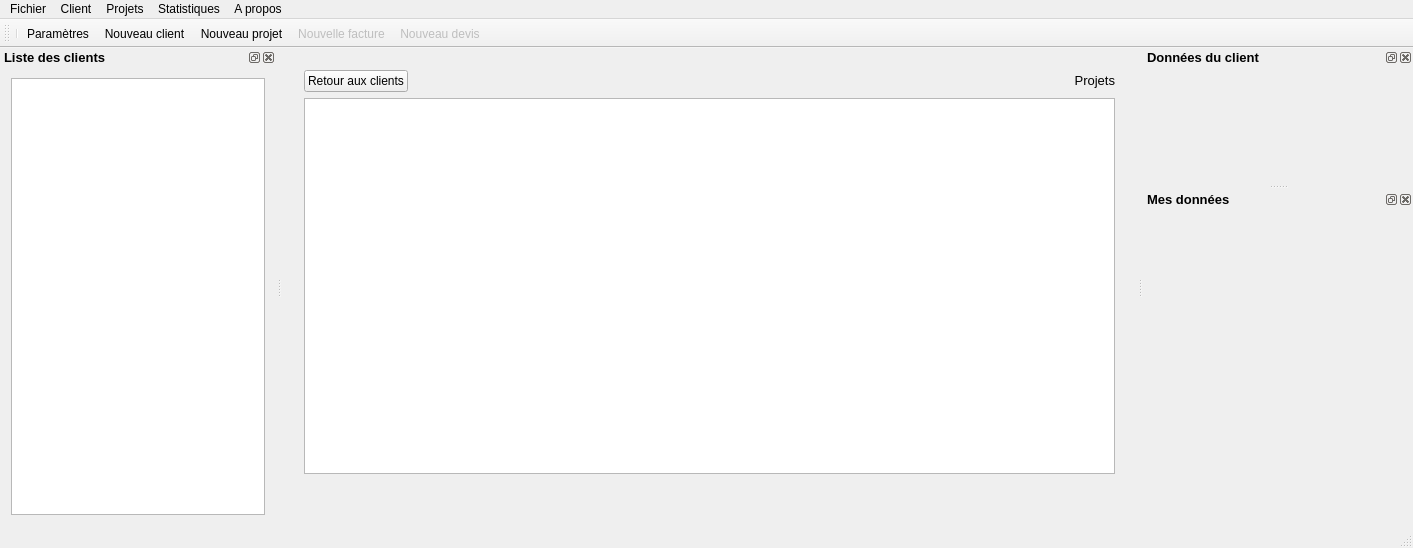
FACT-Team/FactDev, file src/gui/mainwindow/mainwindow.ui: the form before one commit.
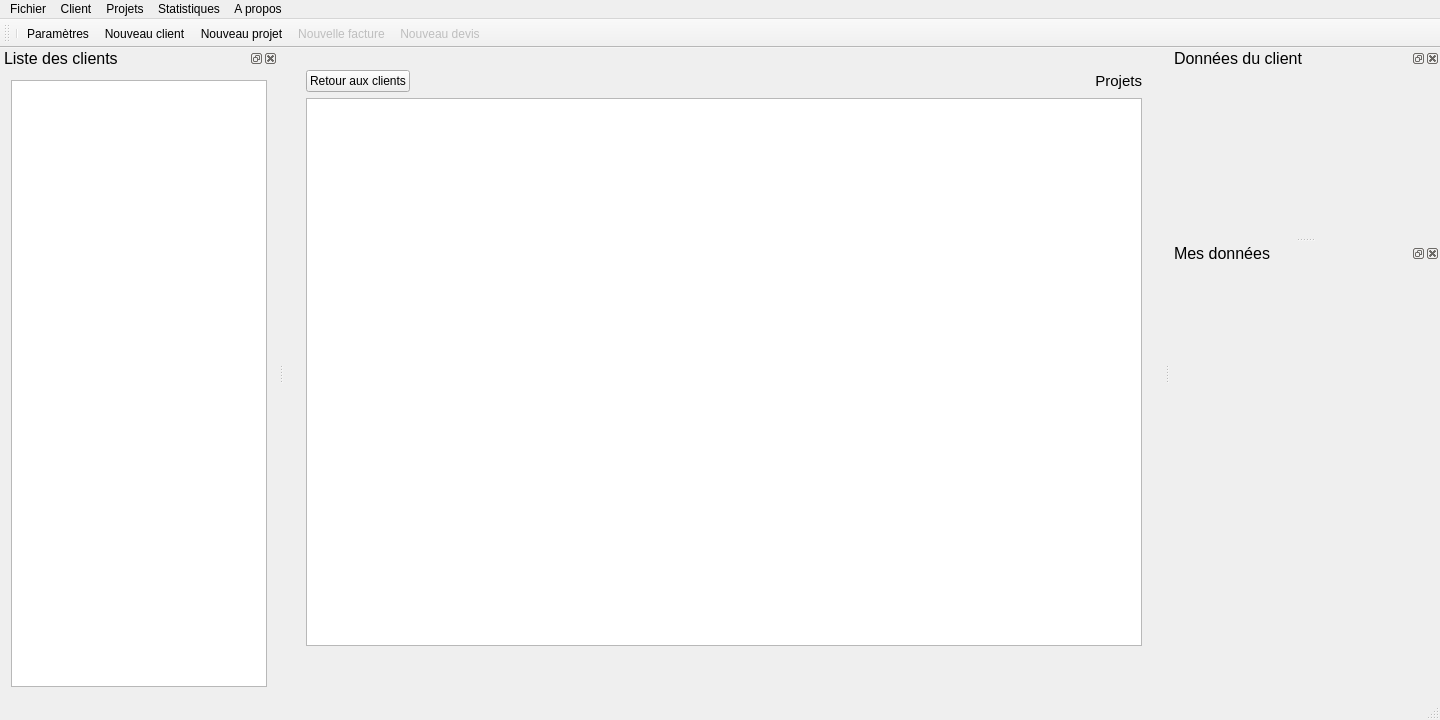
The form after the commit. The open tabs and pages were chosen to show the change. Icons and pictures are not drawn. Custom widgets are drawn as their Qt base class.

Commit message: Merge tab if windows height too small #237

Diff of the .ui file:
```diff
--- a/src/gui/mainwindow/mainwindow.ui
+++ b/src/gui/mainwindow/mainwindow.ui
@@ -6,8 +6,8 @@
    <rect>
     <x>0</x>
     <y>0</y>
-    <width>1413</width>
-    <height>548</height>
+    <width>1440</width>
+    <height>720</height>
    </rect>
   </property>
   <property name="windowTitle">
@@ -206,7 +206,7 @@
           </property>
           <property name="font">
            <font>
-            <pointsize>10</pointsize>
+            <pointsize>11</pointsize>
            </font>
           </property>
           <property name="text">
@@ -462,7 +462,7 @@
     <rect>
      <x>0</x>
      <y>0</y>
-     <width>1413</width>
+     <width>1440</width>
      <height>20</height>
     </rect>
    </property>
@@ -542,9 +542,9 @@
    </property>
    <property name="font">
     <font>
-     <pointsize>10</pointsize>
-     <weight>75</weight>
-     <bold>true</bold>
+     <pointsize>12</pointsize>
+     <weight>50</weight>
+     <bold>false</bold>
     </font>
    </property>
    <property name="windowTitle">
@@ -592,14 +592,14 @@
    <property name="minimumSize">
     <size>
      <width>250</width>
-     <height>183</height>
+     <height>180</height>
     </size>
    </property>
    <property name="font">
     <font>
-     <pointsize>10</pointsize>
-     <weight>75</weight>
-     <bold>true</bold>
+     <pointsize>12</pointsize>
+     <weight>50</weight>
+     <bold>false</bold>
     </font>
    </property>
    <property name="windowTitle">
@@ -651,9 +651,9 @@
    </property>
    <property name="font">
     <font>
-     <pointsize>10</pointsize>
-     <weight>75</weight>
-     <bold>true</bold>
+     <pointsize>12</pointsize>
+     <weight>50</weight>
+     <bold>false</bold>
     </font>
    </property>
    <property name="windowTitle">
```
Left out of the diff: 4 changed lines with no effect on the pictures. The commit also changes 3 other files.
